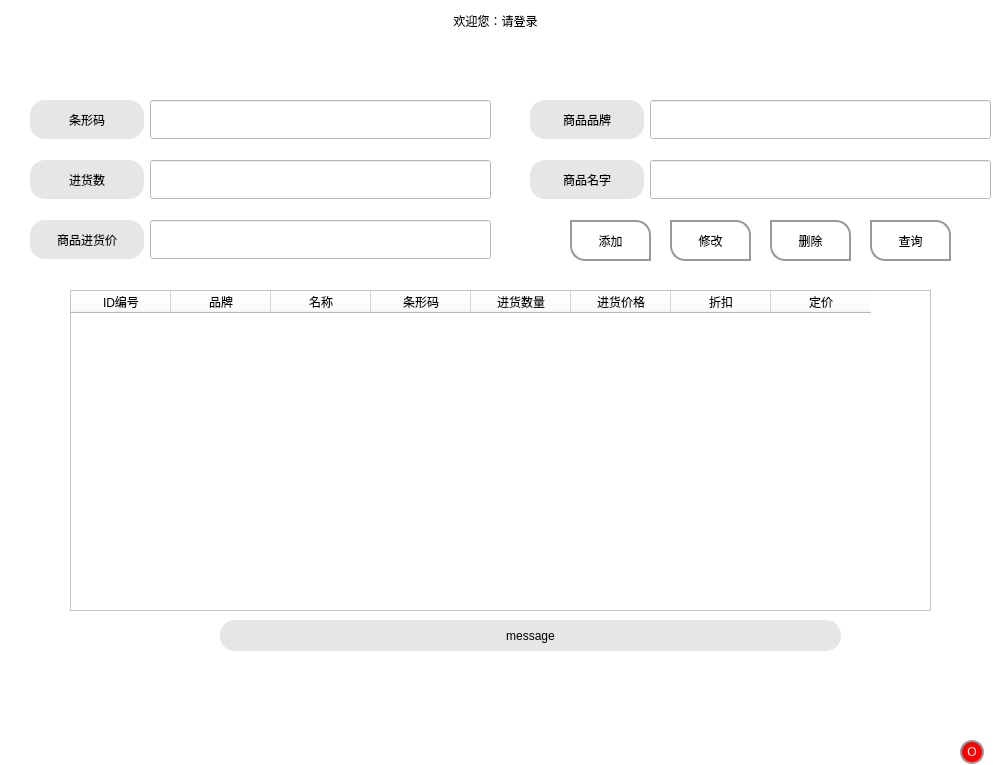
This is storeUi/store.ui in 97CBR/drivesSystem as Qt 5 draws it before an edit. The edited form follows.
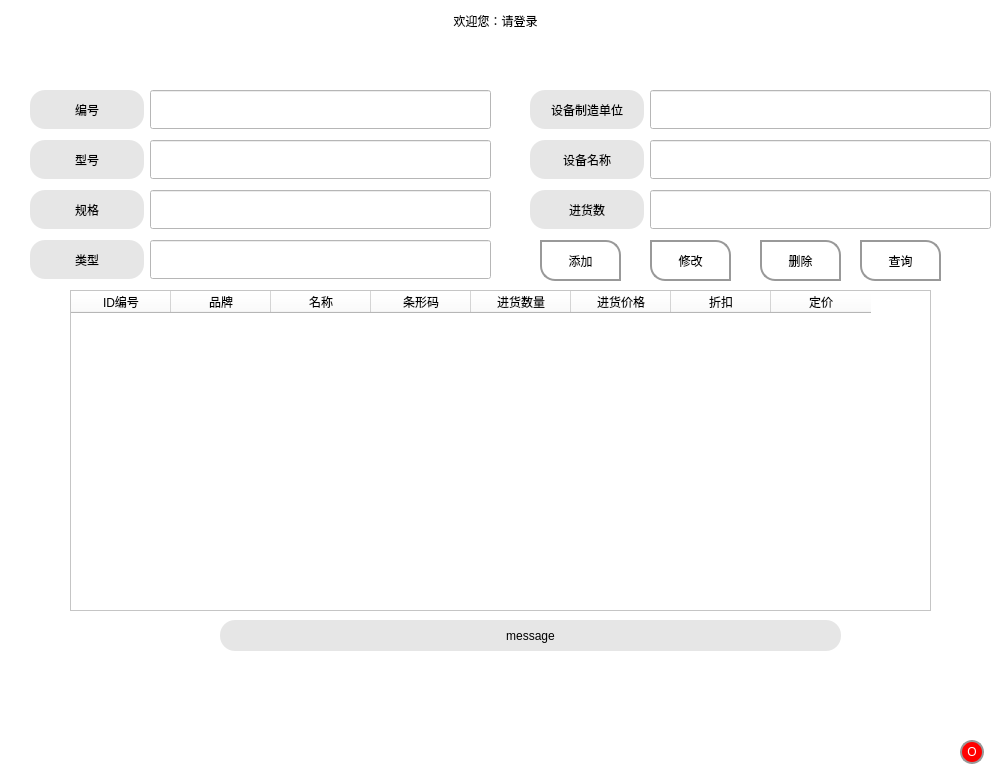
This is the edited form. The open tabs and pages were chosen to show the change. Icons and pictures are not drawn.

Diff of the .ui file:
```diff
--- a/storeUi/store.ui
+++ b/storeUi/store.ui
@@ -499,7 +499,7 @@
       <property name="geometry">
        <rect>
         <x>30</x>
-        <y>60</y>
+        <y>50</y>
         <width>461</width>
         <height>39</height>
        </rect>
@@ -508,7 +508,7 @@
        <item>
         <widget class="QLabel" name="label_15">
          <property name="text">
-          <string>条形码</string>
+          <string>编号</string>
          </property>
          <property name="alignment">
           <set>Qt::AlignCenter</set>
@@ -531,7 +531,7 @@
       <property name="geometry">
        <rect>
         <x>30</x>
-        <y>120</y>
+        <y>200</y>
         <width>461</width>
         <height>39</height>
        </rect>
@@ -540,7 +540,7 @@
        <item>
         <widget class="QLabel" name="label_16">
          <property name="text">
-          <string>进货数</string>
+          <string>类型</string>
          </property>
          <property name="alignment">
           <set>Qt::AlignCenter</set>
@@ -563,7 +563,7 @@
       <property name="geometry">
        <rect>
         <x>530</x>
-        <y>60</y>
+        <y>50</y>
         <width>461</width>
         <height>39</height>
        </rect>
@@ -572,7 +572,7 @@
        <item>
         <widget class="QLabel" name="label_17">
          <property name="text">
-          <string>商品品牌</string>
+          <string>设备制造单位</string>
          </property>
          <property name="alignment">
           <set>Qt::AlignCenter</set>
@@ -595,7 +595,7 @@
       <property name="geometry">
        <rect>
         <x>530</x>
-        <y>120</y>
+        <y>100</y>
         <width>461</width>
         <height>39</height>
        </rect>
@@ -604,7 +604,7 @@
        <item>
         <widget class="QLabel" name="label_18">
          <property name="text">
-          <string>商品名字</string>
+          <string>设备名称</string>
          </property>
          <property name="alignment">
           <set>Qt::AlignCenter</set>
@@ -627,7 +627,7 @@
       <property name="geometry">
        <rect>
         <x>30</x>
-        <y>180</y>
+        <y>100</y>
         <width>461</width>
         <height>39</height>
        </rect>
@@ -636,7 +636,7 @@
        <item>
         <widget class="QLabel" name="emmm">
          <property name="text">
-          <string>商品进货价</string>
+          <string>型号</string>
          </property>
          <property name="alignment">
           <set>Qt::AlignCenter</set>
@@ -721,8 +721,8 @@
      <widget class="QPushButton" name="ware_add">
       <property name="geometry">
        <rect>
-        <x>570</x>
-        <y>180</y>
+        <x>540</x>
+        <y>200</y>
         <width>81</width>
         <height>41</height>
        </rect>
@@ -750,8 +750,8 @@
      <widget class="QPushButton" name="ware_change">
       <property name="geometry">
        <rect>
-        <x>670</x>
-        <y>180</y>
+        <x>650</x>
+        <y>200</y>
         <width>81</width>
         <height>41</height>
        </rect>
@@ -763,8 +763,8 @@
      <widget class="QPushButton" name="ware_delete">
       <property name="geometry">
        <rect>
-        <x>770</x>
-        <y>180</y>
+        <x>760</x>
+        <y>200</y>
         <width>81</width>
         <height>41</height>
        </rect>
@@ -776,8 +776,8 @@
      <widget class="QPushButton" name="ware_query_2">
       <property name="geometry">
        <rect>
-        <x>870</x>
-        <y>180</y>
+        <x>860</x>
+        <y>200</y>
         <width>81</width>
         <height>41</height>
        </rect>
@@ -786,6 +786,70 @@
        <string>查询</string>
       </property>
      </widget>
+     <widget class="QWidget" name="horizontalLayoutWidget_15">
+      <property name="geometry">
+       <rect>
+        <x>30</x>
+        <y>150</y>
+        <width>461</width>
+        <height>39</height>
+       </rect>
+      </property>
+      <layout class="QHBoxLayout" name="horizontalLayout_25" stretch="1,3">
+       <item>
+        <widget class="QLabel" name="emmm_2">
+         <property name="text">
+          <string>规格</string>
+         </property>
+         <property name="alignment">
+          <set>Qt::AlignCenter</set>
+         </property>
+        </widget>
+       </item>
+       <item>
+        <widget class="QLineEdit" name="drive_specification">
+         <property name="sizePolicy">
+          <sizepolicy hsizetype="Expanding" vsizetype="Preferred">
+           <horstretch>0</horstretch>
+           <verstretch>0</verstretch>
+          </sizepolicy>
+         </property>
+        </widget>
+       </item>
+      </layout>
+     </widget>
+     <widget class="QWidget" name="horizontalLayoutWidget_16">
+      <property name="geometry">
+       <rect>
+        <x>530</x>
+        <y>150</y>
+        <width>461</width>
+        <height>39</height>
+       </rect>
+      </property>
+      <layout class="QHBoxLayout" name="horizontalLayout_26" stretch="1,3">
+       <item>
+        <widget class="QLabel" name="label_30">
+         <property name="text">
+          <string>进货数</string>
+         </property>
+         <property name="alignment">
+          <set>Qt::AlignCenter</set>
+         </property>
+        </widget>
+       </item>
+       <item>
+        <widget class="QLineEdit" name="drive_number">
+         <property name="sizePolicy">
+          <sizepolicy hsizetype="Expanding" vsizetype="Preferred">
+           <horstretch>0</horstretch>
+           <verstretch>0</verstretch>
+          </sizepolicy>
+         </property>
+        </widget>
+       </item>
+      </layout>
+     </widget>
     </widget>
     <widget class="QWidget" name="adminwidget">
      <widget class="QWidget" name="horizontalLayoutWidget">
```
Left out of the diff: 30 changed lines with no effect on the pictures.
